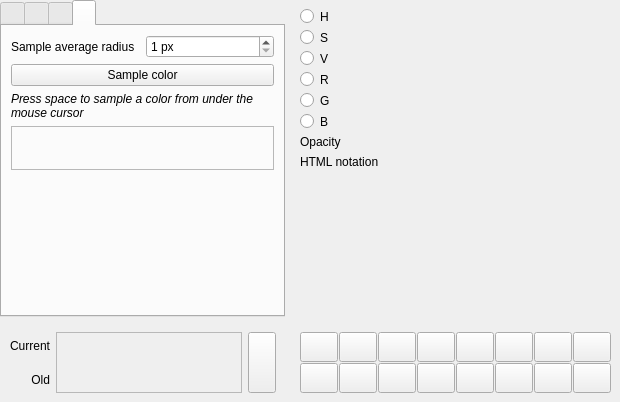
The window that src/ui/qgscompoundcolorwidget.ui (qgis/QGIS) describes before a commit, drawn with Qt 5.
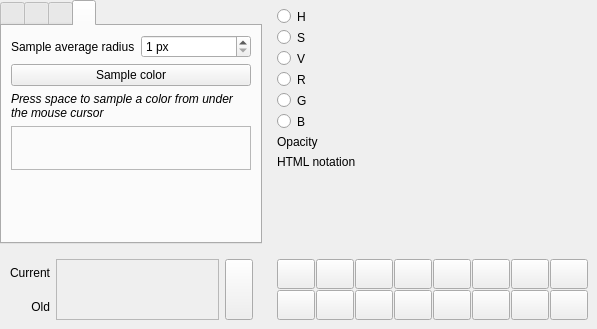
The same window after the commit. The open tabs and pages were chosen to show the change. Icons and pictures are not drawn. Custom widgets are drawn as their Qt base class.

Commit message: Optimize spacing in Color settings dialog

```diff
--- a/src/ui/qgscompoundcolorwidget.ui
+++ b/src/ui/qgscompoundcolorwidget.ui
@@ -6,8 +6,8 @@
    <rect>
     <x>0</x>
     <y>0</y>
-    <width>620</width>
-    <height>402</height>
+    <width>597</width>
+    <height>329</height>
    </rect>
   </property>
   <layout class="QVBoxLayout" name="verticalLayout_2">
@@ -256,7 +256,7 @@
            <property name="sizeHint" stdset="0">
             <size>
              <width>20</width>
-             <height>40</height>
+             <height>0</height>
             </size>
            </property>
           </spacer>
@@ -430,7 +430,7 @@
           <property name="sizeHint" stdset="0">
            <size>
             <width>20</width>
-            <height>40</height>
+            <height>0</height>
            </size>
           </property>
          </spacer>
@@ -440,6 +440,18 @@
      </item>
      <item row="1" column="0">
       <widget class="QWidget" name="mPreviewWidget" native="true">
+       <property name="sizePolicy">
+        <sizepolicy hsizetype="Preferred" vsizetype="Fixed">
+         <horstretch>0</horstretch>
+         <verstretch>0</verstretch>
+        </sizepolicy>
+       </property>
+       <property name="maximumSize">
+        <size>
+         <width>16777215</width>
+         <height>80</height>
+        </size>
+       </property>
        <layout class="QGridLayout" name="gridLayout" columnstretch="0,1,0">
         <item row="0" column="0">
          <widget class="QLabel" name="label_3">
@@ -464,7 +476,7 @@
         <item row="0" column="2" rowspan="2">
          <widget class="QPushButton" name="mAddCustomColorButton">
           <property name="sizePolicy">
-           <sizepolicy hsizetype="Minimum" vsizetype="Expanding">
+           <sizepolicy hsizetype="Minimum" vsizetype="Preferred">
             <horstretch>0</horstretch>
             <verstretch>0</verstretch>
            </sizepolicy>
@@ -535,6 +547,12 @@
      </item>
      <item row="1" column="1">
       <widget class="QWidget" name="mSwatchesWidget" native="true">
+       <property name="sizePolicy">
+        <sizepolicy hsizetype="Preferred" vsizetype="Fixed">
+         <horstretch>0</horstretch>
+         <verstretch>0</verstretch>
+        </sizepolicy>
+       </property>
        <layout class="QGridLayout" name="gridLayout_4">
         <property name="spacing">
          <number>1</number>
```
